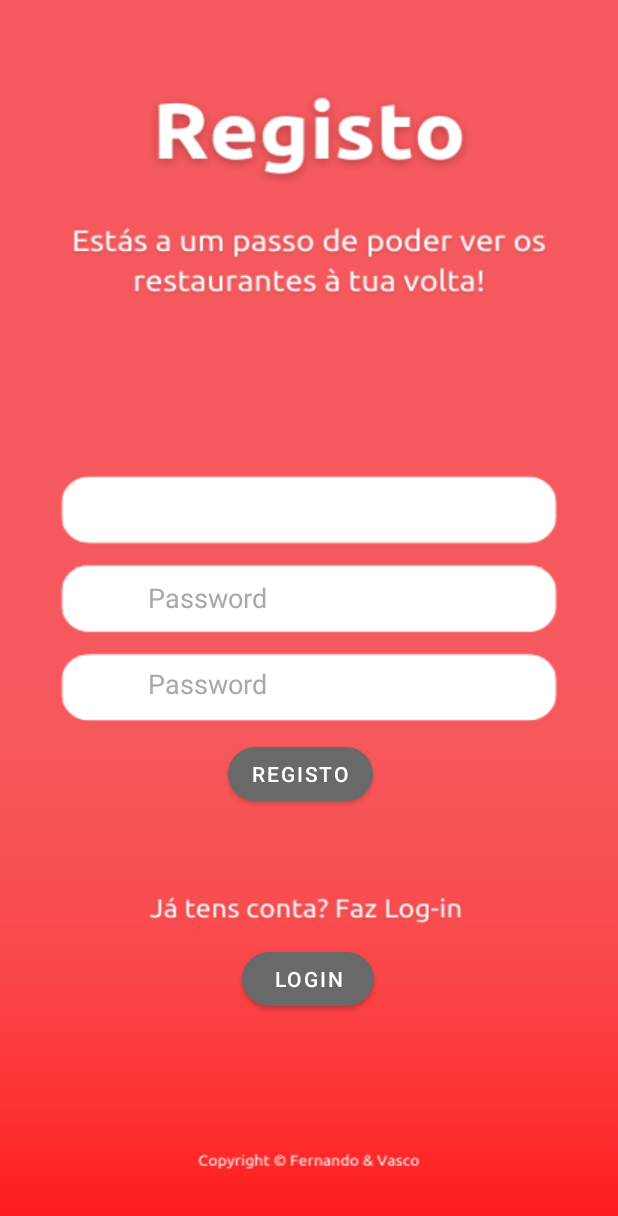
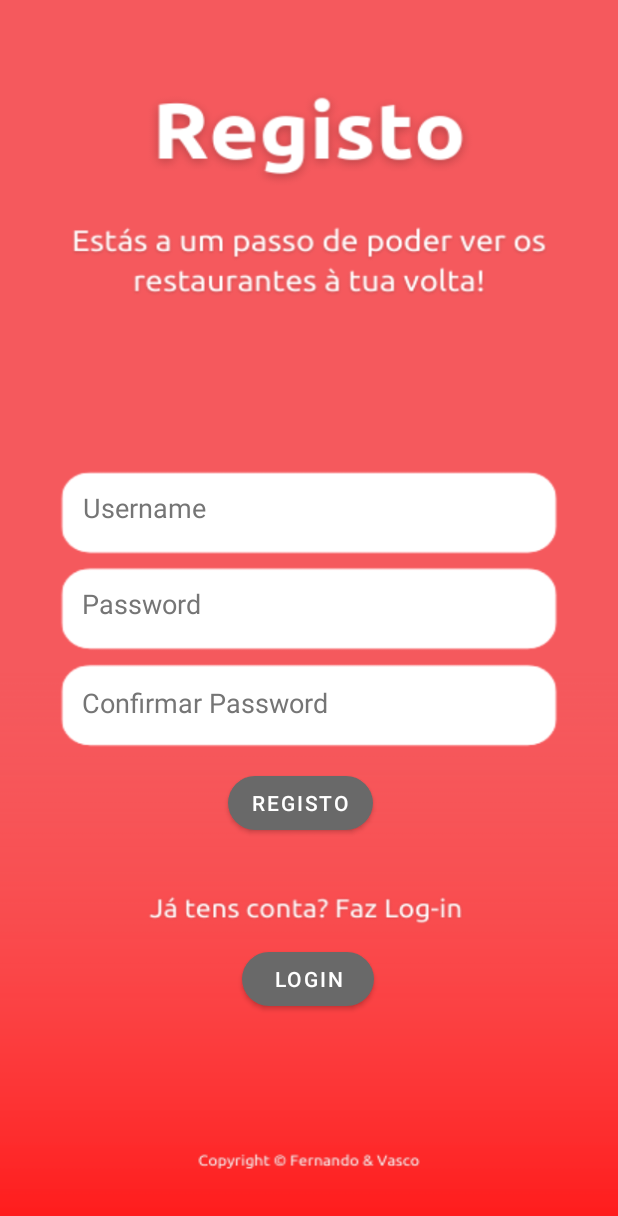
Before and after one commit to ferndiogo/Restaurants4you, an Android app: the RegistoActivity screen opened directly, with no data from a screen before it, on a phone screen of 412 x 824 dp. Shown: the top 1216 px of the screen. Run offline under Robolectric (Android 15) with nearby library versions, the light colour scheme and no system bars.

Commit message:
Correções de bugs nos XML de login e registo

```diff
--- a/Restaurants4you/app/src/main/res/layout/registo.xml
+++ b/Restaurants4you/app/src/main/res/layout/registo.xml
@@ -11,41 +11,48 @@
 
     <EditText
         android:id="@+id/userRegisto"
+        style="@style/editText"
+        android:autofillHints="username"
+        android:hint="@string/username"
         android:inputType="textPersonName"
         app:layout_constraintBottom_toBottomOf="parent"
         app:layout_constraintEnd_toEndOf="parent"
         app:layout_constraintStart_toStartOf="parent"
         app:layout_constraintTop_toTopOf="parent"
-        app:layout_constraintVertical_bias="0.405"
-        style="@style/editText"/>
+        app:layout_constraintVertical_bias="0.405" />
 
     <EditText
         android:id="@+id/passwordRegisto"
+        style="@style/editText"
+        android:autofillHints="password"
+        android:hint="@string/password"
         android:inputType="textPassword"
-        android:hint="@string/password"
         app:layout_constraintBottom_toBottomOf="parent"
         app:layout_constraintEnd_toEndOf="parent"
         app:layout_constraintHorizontal_bias="0.495"
         app:layout_constraintStart_toStartOf="parent"
         app:layout_constraintTop_toTopOf="parent"
-        app:layout_constraintVertical_bias="0.483"
-        style="@style/editText"/>
+        app:layout_constraintVertical_bias="0.488"
+        tools:ignore="DuplicateSpeakableTextCheck" />
 
     <EditText
         android:id="@+id/confPassword"
-        android:hint="@string/password"
+        style="@style/editText"
+        android:autofillHints="password"
+        android:hint="@string/confpassword"
         android:inputType="textPassword"
         app:layout_constraintBottom_toBottomOf="parent"
         app:layout_constraintEnd_toEndOf="parent"
-        app:layout_constraintHorizontal_bias="0.497"
+        app:layout_constraintHorizontal_bias="0.495"
         app:layout_constraintStart_toStartOf="parent"
         app:layout_constraintTop_toTopOf="parent"
-        app:layout_constraintVertical_bias="0.555"
-        style="@style/editText"/>
+        app:layout_constraintVertical_bias="0.573" />
 
     <com.google.android.material.button.MaterialButton
         android:id="@+id/btnLogin"
+        style="@style/materialButton"
         android:text="@string/login"
+        android:textColor="@color/white"
         app:cornerRadius="18dp"
         app:layout_constraintBottom_toBottomOf="parent"
         app:layout_constraintEnd_toEndOf="parent"
@@ -53,10 +60,11 @@
         app:layout_constraintStart_toStartOf="parent"
         app:layout_constraintTop_toTopOf="parent"
         app:layout_constraintVertical_bias="0.81"
-        style="@style/materialButton"/>
+        tools:ignore="TextContrastCheck" />
 
     <com.google.android.material.button.MaterialButton
         android:id="@+id/btnRegistar"
+        style="@style/materialButton"
         android:text="@string/registo"
         app:cornerRadius="18dp"
         app:layout_constraintBottom_toBottomOf="parent"
@@ -64,7 +72,6 @@
         app:layout_constraintHorizontal_bias="0.482"
         app:layout_constraintStart_toStartOf="parent"
         app:layout_constraintTop_toTopOf="parent"
-        app:layout_constraintVertical_bias="0.634"
-        style="@style/materialButton"/>
+        app:layout_constraintVertical_bias="0.659" />
 
 </androidx.constraintlayout.widget.ConstraintLayout>
--- a/Restaurants4you/app/src/main/res/values/styles.xml
+++ b/Restaurants4you/app/src/main/res/values/styles.xml
@@ -1,12 +1,11 @@
 <?xml version="1.0" encoding="utf-8"?>
 <resources>
-
     <style name="editText">
-        <item name="android:layout_width">wrap_content</item>
-        <item name="android:layout_height">wrap_content</item>
+        <item name="android:layout_width">302dp</item>
+        <item name="android:layout_height">52dp</item>
         <item name="android:ems">10</item>
         <item name="android:inputType">textPersonName</item>
-        <item name="android:textColorHint">@color/grey_200</item>
+        <item name="android:textColorHint">#757575</item>
         <item name="android:textColor">@color/black</item>
         <item name="android:background">@android:color/transparent</item>
     </style>
```
Also changed, not shown: Restaurants4you/app/src/main/res/layout/login.xml (+11 -9 lines), Restaurants4you/app/src/main/res/drawable/login.png, Restaurants4you/app/src/main/res/drawable/registo.png.
